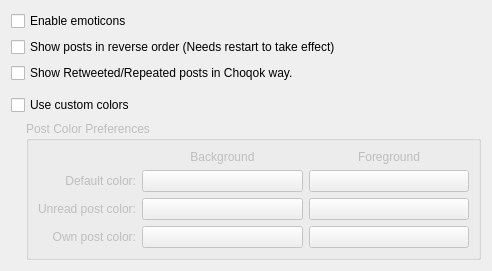
This is choqok/config/appearance/appearanceconfig_base.ui in KDE/choqok as Qt 5 draws it before an edit. The edited form follows.
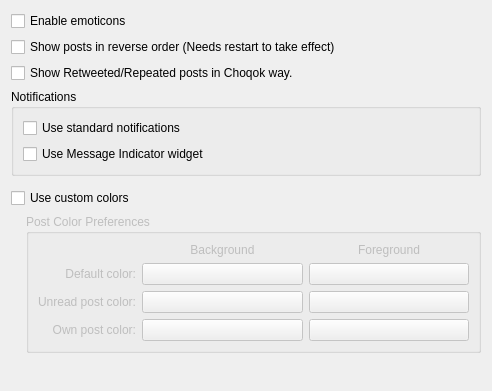
This is the edited form. Custom widgets are drawn as their Qt base class.

What changed in the file:
```diff
--- a/choqok/config/appearance/appearanceconfig_base.ui
+++ b/choqok/config/appearance/appearanceconfig_base.ui
@@ -7,7 +7,7 @@
     <x>0</x>
     <y>0</y>
     <width>492</width>
-    <height>269</height>
+    <height>391</height>
    </rect>
   </property>
   <layout class="QVBoxLayout" name="verticalLayout_2">
@@ -35,6 +35,29 @@
      </property>
     </widget>
    </item>
+   <item>
+    <widget class="QGroupBox" name="groupBox_2">
+     <property name="title">
+      <string>Notifications</string>
+     </property>
+     <layout class="QVBoxLayout" name="verticalLayout_3">
+      <item>
+       <widget class="QCheckBox" name="kcfg_standartNotification">
+        <property name="text">
+         <string>Use standard notifications</string>
+        </property>
+       </widget>
+      </item>
+      <item>
+       <widget class="QCheckBox" name="kcfg_libindicateNotification">
+        <property name="text">
+         <string>Use Message Indicator widget</string>
+        </property>
+       </widget>
+      </item>
+     </layout>
+    </widget>
+   </item>
    <item>
     <widget class="KSeparator" name="kseparator_2"/>
    </item>
```
Left out of the diff: 1 changed line with no effect on the pictures.
